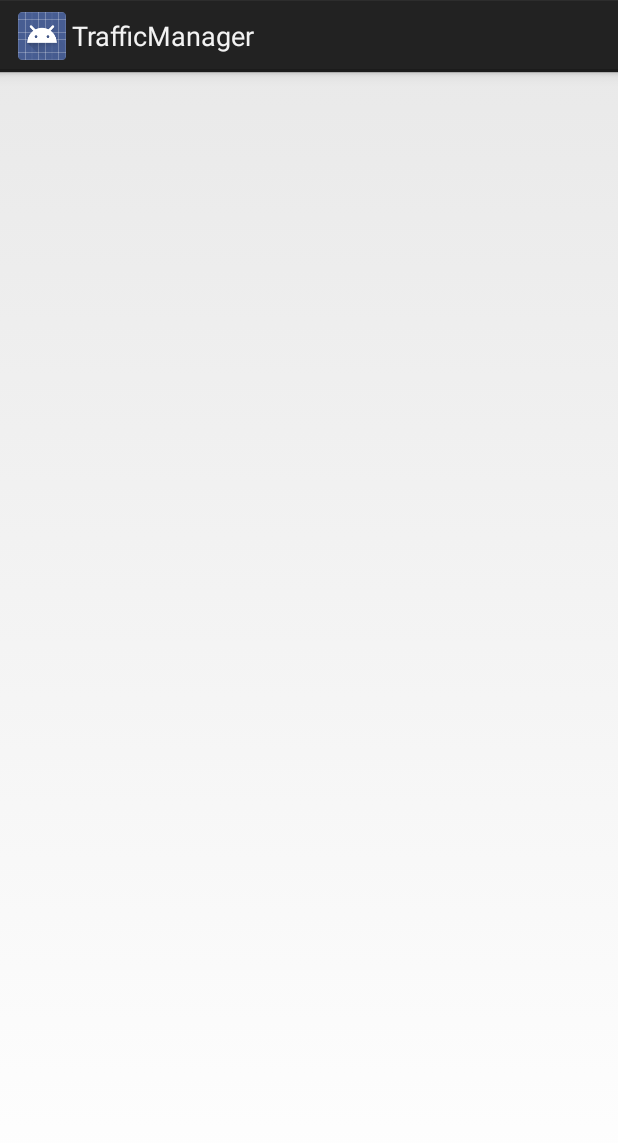
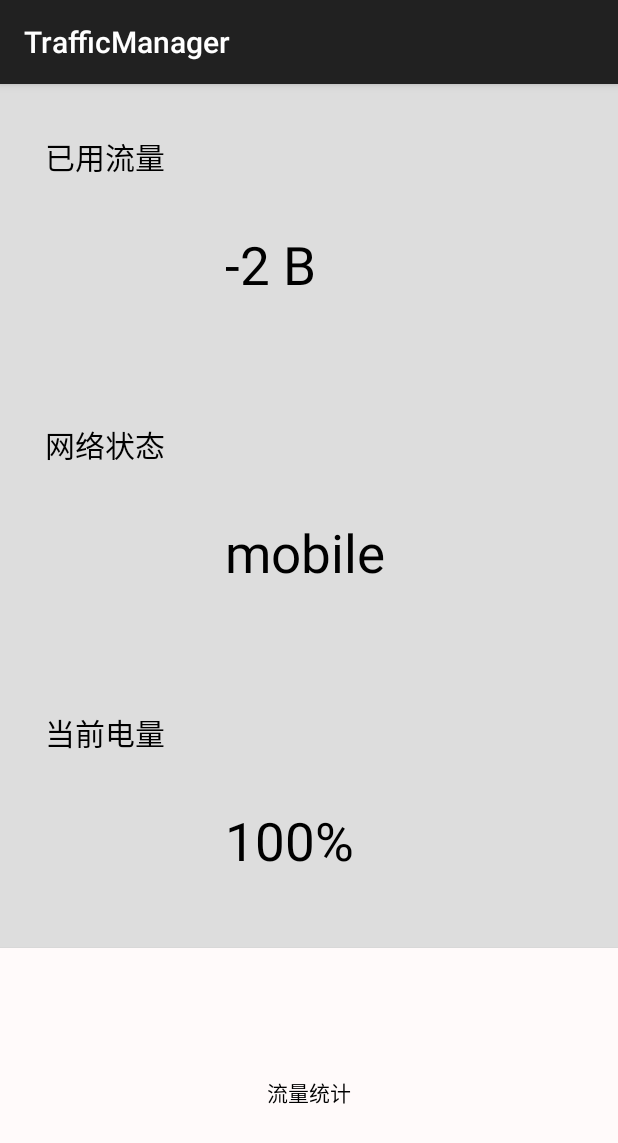
Before and after one commit to shawnsky/NetMonitor, an Android app: the screen it shows after launch (MainActivity), on a phone screen of 412 x 824 dp. Shown: the top 1143 px of the screen. Run offline under Robolectric (Android 15) with nearby library versions, the phone set to English and light mode, and no system bars.

Commit message:
MainActivity TrafficActivity

```diff
--- a/app/build.gradle
+++ b/app/build.gradle
@@ -26,5 +26,5 @@ dependencies {
     })
     compile 'com.android.support:appcompat-v7:25.2.0'
     testCompile 'junit:junit:4.12'
-    compile files('src/main/lib/achartengine-1.0.0.jar')
+    compile files('libs/achartengine-1.0.0.jar')
 }
--- a/app/src/main/AndroidManifest.xml
+++ b/app/src/main/AndroidManifest.xml
@@ -10,7 +10,7 @@
         android:icon="@mipmap/ic_launcher"
         android:label="@string/app_name"
         android:supportsRtl="true"
-        android:theme="@style/AppTheme">
+        android:theme="@style/Theme.AppCompat">
         <activity android:name=".MainActivity">
             <intent-filter>
                 <action android:name="android.intent.action.MAIN" />
@@ -18,6 +18,9 @@
                 <category android:name="android.intent.category.LAUNCHER" />
             </intent-filter>
         </activity>
+        <activity android:name=".TrafficActivity">
+        </activity>
+        <activity android:name="org.achartengine.GraphicalActivity" />
     </application>
 
 </manifest>
--- a/app/src/main/java/com/xtlog/shawn/netmonitor/MainActivity.java
+++ b/app/src/main/java/com/xtlog/shawn/netmonitor/MainActivity.java
@@ -1,13 +1,77 @@
 package com.xtlog.shawn.netmonitor;
 
+import android.content.BroadcastReceiver;
+import android.content.Context;
+import android.content.Intent;
+import android.content.IntentFilter;
+import android.net.ConnectivityManager;
+import android.net.NetworkInfo;
+import android.net.TrafficStats;
 import android.support.v7.app.AppCompatActivity;
 import android.os.Bundle;
+import android.view.View;
+import android.widget.Button;
+import android.widget.TextView;
+
+import com.xtlog.shawn.netmonitor.utils.AppUtils;
 
 public class MainActivity extends AppCompatActivity {
+    private TextView mNetwork;
+    private TextView mTraffic;
+    private TextView mPower;
+    private Button mButton;
 
     @Override
     protected void onCreate(Bundle savedInstanceState) {
         super.onCreate(savedInstanceState);
         setContentView(R.layout.activity_main);
+        mNetwork = (TextView) findViewById(R.id.tv_network);
+        mTraffic = (TextView)findViewById(R.id.tv_traffic);
+        mPower = (TextView)findViewById(R.id.tv_power);
+        mButton = (Button) findViewById(R.id.button1);
+        mButton.setOnClickListener(new View.OnClickListener() {
+            @Override
+            public void onClick(View view) {
+                Intent intent = new Intent(MainActivity.this,TrafficActivity.class);
+                startActivity(intent);
+            }
+        });
+        initNetwork();
+        initPower();
+        initTraffic();
+
+    }
+
+    private void initNetwork(){
+        ConnectivityManager connectivityManager = (ConnectivityManager) getApplicationContext().getSystemService(Context.CONNECTIVITY_SERVICE);
+        NetworkInfo networkInfo = connectivityManager.getActiveNetworkInfo();
+        String networkType = null;
+        if(networkInfo == null){
+            networkType = "not connect";
+        }else if(networkInfo.getType() == ConnectivityManager.TYPE_WIFI){
+            networkType = "wifi";
+        }else if(networkInfo.getType() == ConnectivityManager.TYPE_MOBILE){
+            networkType = "mobile";
+        }
+        mNetwork.setText(networkType);
+    }
+
+    private void initPower(){
+        BroadcastReceiver batteryChangedReceiver = new BroadcastReceiver() {
+            public void onReceive(Context context, Intent intent) {
+                if (Intent.ACTION_BATTERY_CHANGED.equals(intent.getAction())) {
+                    int level = intent.getIntExtra("level", 0);
+                    int scale = intent.getIntExtra("scale", 100);
+                    mPower.setText((level * 100 / scale) + "%");
+                }
+            }
+        };
+        registerReceiver(batteryChangedReceiver, new IntentFilter(Intent.ACTION_BATTERY_CHANGED));
+    }
+
+    private void initTraffic(){
+        long tot = TrafficStats.getTotalRxBytes()+TrafficStats.getTotalTxBytes();
+        String totSize = android.text.format.Formatter.formatFileSize(getApplicationContext(),tot);
+        mTraffic.setText(totSize);
     }
 }
--- a/app/src/main/java/com/xtlog/shawn/netmonitor/utils/AppUtils.java
+++ b/app/src/main/java/com/xtlog/shawn/netmonitor/utils/AppUtils.java
@@ -1,4 +1,4 @@
-package com.example.trafficmanager.utils;
+package com.xtlog.shawn.netmonitor.utils;
 
 import android.content.pm.ApplicationInfo;
 import android.content.pm.PackageInfo;
--- a/app/src/main/java/com/xtlog/shawn/netmonitor/utils/ImageUtils.java
+++ b/app/src/main/java/com/xtlog/shawn/netmonitor/utils/ImageUtils.java
@@ -1,4 +1,4 @@
-package com.example.trafficmanager.utils;
+package com.xtlog.shawn.netmonitor.utils;
 
 import android.graphics.Bitmap;
 import android.graphics.drawable.BitmapDrawable;
--- a/app/src/main/java/com/xtlog/shawn/netmonitor/view/PieChart.java
+++ b/app/src/main/java/com/xtlog/shawn/netmonitor/view/PieChart.java
@@ -1,4 +1,4 @@
-package com.example.trafficmanager.view;
+package com.xtlog.shawn.netmonitor.view;
 
 import android.content.Context;
 import android.content.Intent;
--- a/app/src/main/res/layout/activity_main.xml
+++ b/app/src/main/res/layout/activity_main.xml
@@ -19,6 +19,7 @@
             android:layout_marginLeft="20dp"
             android:layout_marginTop="33dp"
             android:text="已用流量"
+            android:textColor="#000"
             android:textSize="20sp" />
 
         <TextView
@@ -29,6 +30,7 @@
             android:layout_marginLeft="150dp"
             android:layout_marginTop="33dp"
             android:layout_weight="1"
+            android:textColor="#000"
             android:text="0M"
             android:textSize="35sp" />
 
@@ -47,6 +49,7 @@
             android:layout_gravity="center"
             android:layout_marginLeft="20dp"
             android:layout_marginTop="33dp"
+            android:textColor="#000"
             android:text="网络状态"
             android:textSize="20sp" />
 
@@ -57,6 +60,7 @@
             android:layout_gravity="center_vertical"
             android:layout_marginLeft="150dp"
             android:layout_marginTop="33dp"
+            android:textColor="#000"
             android:layout_weight="1"
             android:text=""
             android:textSize="35sp" />
@@ -77,6 +81,7 @@
             android:layout_marginLeft="20dp"
             android:layout_marginTop="33dp"
             android:text="当前电量"
+            android:textColor="#000"
             android:textSize="20sp" />
 
         <TextView
@@ -86,6 +91,7 @@
             android:layout_gravity="center_vertical"
             android:layout_marginLeft="150dp"
             android:layout_marginTop="33dp"
+            android:textColor="#000"
             android:layout_weight="1"
             android:text="100%"
             android:textSize="35sp" />
@@ -99,6 +105,7 @@
         android:layout_gravity="center"
         android:layout_weight="1"
         android:background="#FFFAFA"
+        android:textColor="#000"
         android:text="流量统计" />
 
 </LinearLayout>
```
Also changed, not shown: app/src/main/java/com/xtlog/shawn/netmonitor/TrafficActivity.java (added, +90 -0 lines), app/src/main/java/com/xtlog/shawn/netmonitor/adapter/AppInfoAdapter.java (+3 -4 lines), app/src/main/res/layout/activity_traffic.xml (+9 -0 lines), 2 other files.
